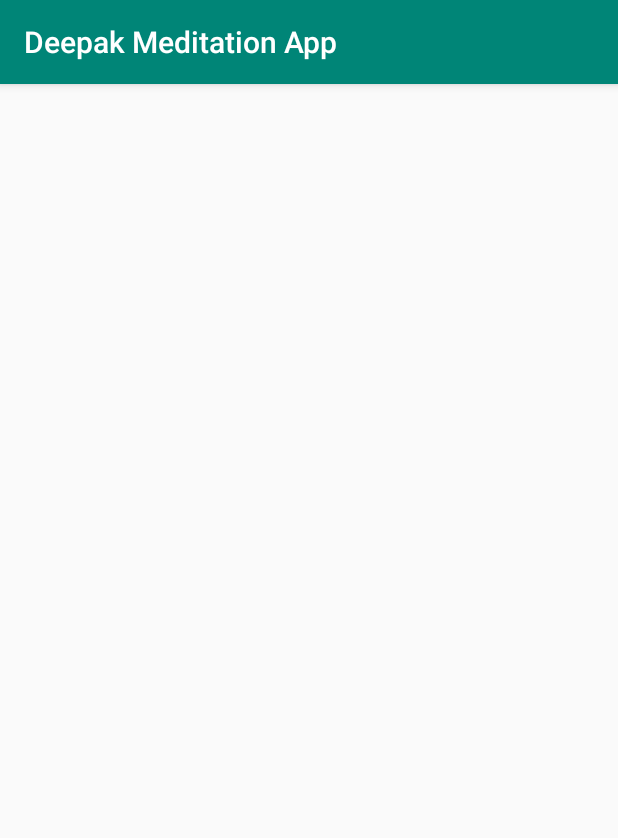
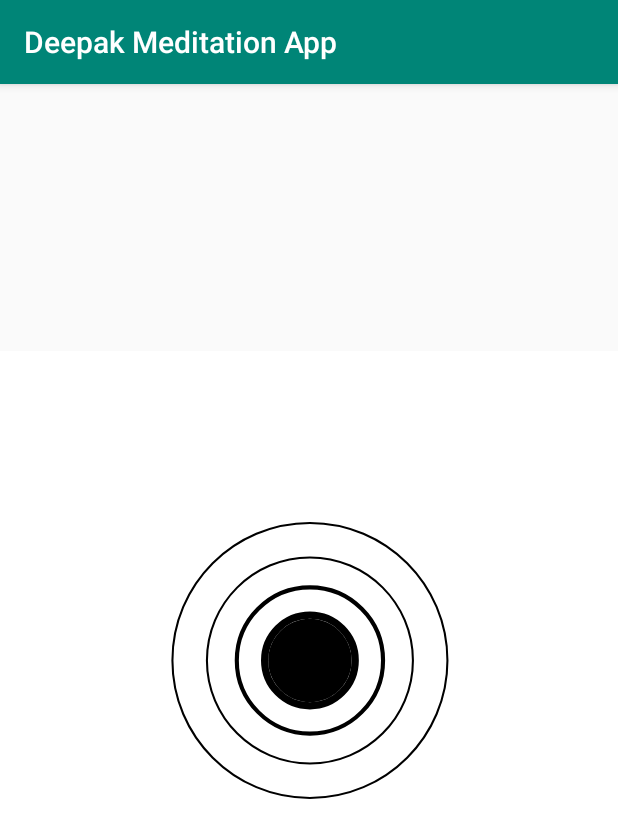
Before and after one commit to deepak140596/Meditation, an Android app: the SplashActivity screen opened directly, with no data from a screen before it, on a phone screen of 412 x 824 dp. Shown: the top 838 px of the screen. Run offline under Robolectric (Android 15) with nearby library versions, the phone set to English and light mode, and no system bars.

Commit message:
Added Splash Activity

```diff
--- a/app/build.gradle
+++ b/app/build.gradle
@@ -34,6 +34,9 @@ dependencies {
     // Firebase
     implementation 'com.google.firebase:firebase-core:17.0.0'
 
+    // Lottie
+    implementation "com.airbnb.android:lottie:2.5.0"
+
     // Testing
     testImplementation 'junit:junit:4.12'
     androidTestImplementation 'androidx.test:runner:1.2.0'
--- a/app/src/main/AndroidManifest.xml
+++ b/app/src/main/AndroidManifest.xml
@@ -10,14 +10,14 @@
             android:supportsRtl="true"
             android:theme="@style/AppTheme">
         <activity android:name=".activities.splashactivity.SplashActivity">
-        </activity>
-        <activity android:name=".MainActivity">
             <intent-filter>
                 <action android:name="android.intent.action.MAIN"/>
 
                 <category android:name="android.intent.category.LAUNCHER"/>
             </intent-filter>
         </activity>
+        <activity android:name=".MainActivity">
+        </activity>
     </application>
 
 </manifest>
--- a/app/src/main/java/com/deepak/deepakmeditationapp/activities/splashactivity/SplashActivity.kt
+++ b/app/src/main/java/com/deepak/deepakmeditationapp/activities/splashactivity/SplashActivity.kt
@@ -2,12 +2,23 @@ package com.deepak.deepakmeditationapp.activities.splashactivity
 
 import androidx.appcompat.app.AppCompatActivity
 import android.os.Bundle
+import android.os.Handler
 import com.deepak.deepakmeditationapp.R
+import android.content.Intent
+import com.deepak.deepakmeditationapp.MainActivity
+
 
 class SplashActivity : AppCompatActivity() {
 
+    val SPLASH_LENGTH = 3000L
     override fun onCreate(savedInstanceState: Bundle?) {
         super.onCreate(savedInstanceState)
         setContentView(R.layout.activity_splash)
+
+        Handler().postDelayed({
+            val mainIntent = Intent(this@SplashActivity, MainActivity::class.java)
+            startActivity(mainIntent)
+            finish()
+        }, SPLASH_LENGTH)
     }
 }
--- a/app/src/main/res/layout/activity_splash.xml
+++ b/app/src/main/res/layout/activity_splash.xml
@@ -1,5 +1,5 @@
 <?xml version="1.0" encoding="utf-8"?>
-<androidx.constraintlayout.widget.ConstraintLayout
+<RelativeLayout
         xmlns:android="http://schemas.android.com/apk/res/android"
         xmlns:tools="http://schemas.android.com/tools"
         xmlns:app="http://schemas.android.com/apk/res-auto"
@@ -7,4 +7,13 @@
         android:layout_height="match_parent"
         tools:context=".activities.splashactivity.SplashActivity">
 
-</androidx.constraintlayout.widget.ConstraintLayout>
+    <com.airbnb.lottie.LottieAnimationView
+            android:layout_width="wrap_content"
+            android:layout_height="wrap_content"
+            android:layout_centerInParent="true"
+            app:lottie_rawRes="@raw/loading_4099"
+            app:lottie_loop="true"
+            app:lottie_autoPlay="true"
+    />
+
+</RelativeLayout>
```
Also changed, not shown: app/src/main/res/raw/loading_4099.json (added, +1 -0 lines).
